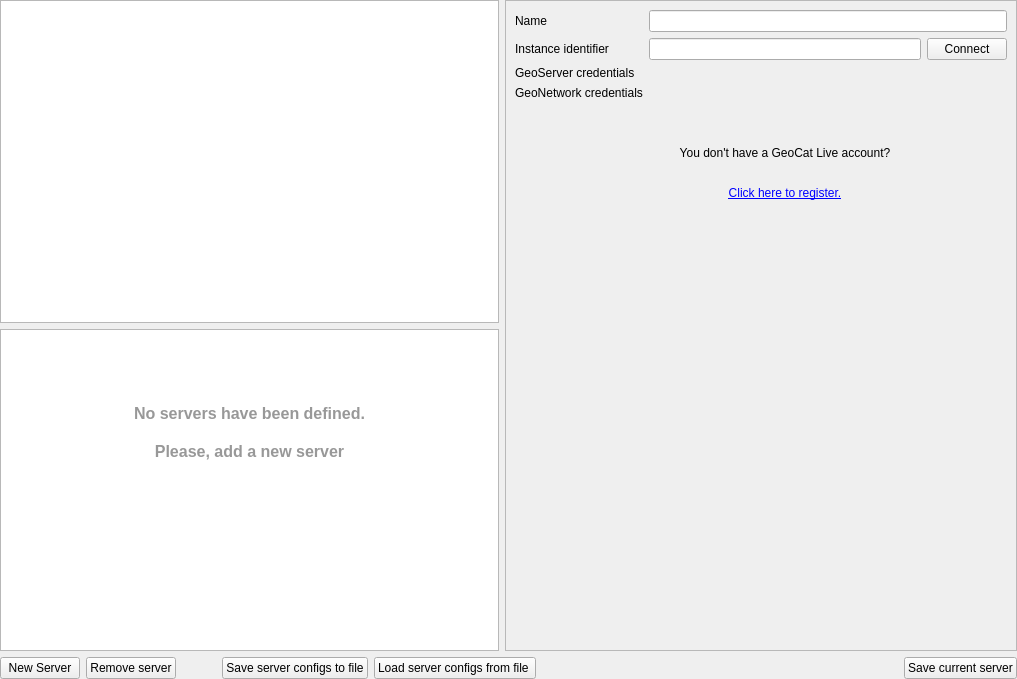
First picture: the form in geocatbridge/ui/serverconnectionswidget.ui, repository GeoCat/qgis-bridge-plugin, before the edit.
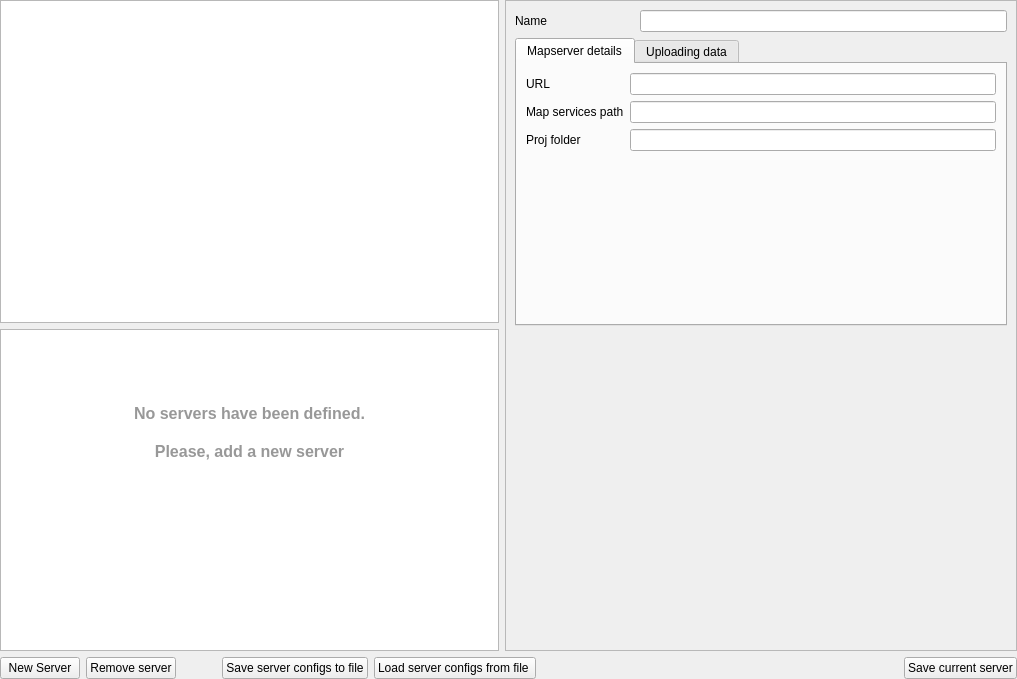
Second picture: the form after the edit. The open tabs and pages were chosen to show the change. Custom widgets are drawn as their Qt base class.

```diff
--- a/geocatbridge/ui/serverconnectionswidget.ui
+++ b/geocatbridge/ui/serverconnectionswidget.ui
@@ -60,100 +60,6 @@
        <property name="currentIndex">
         <number>1</number>
        </property>
-       <widget class="QWidget" name="widgetGeocatLive">
-        <layout class="QHBoxLayout" name="horizontalLayout_3">
-         <item>
-          <layout class="QGridLayout" name="gridLayout">
-           <item row="0" column="0">
-            <widget class="QLabel" name="nameLabel">
-             <property name="text">
-              <string>Name</string>
-             </property>
-            </widget>
-           </item>
-           <item row="4" column="0">
-            <widget class="QLabel" name="label">
-             <property name="text">
-              <string>GeoServer credentials</string>
-             </property>
-            </widget>
-           </item>
-           <item row="6" column="1" colspan="2">
-            <widget class="QWidget" name="geocatLiveGeonetworkAuthWidget" native="true"/>
-           </item>
-           <item row="4" column="1" colspan="2">
-            <widget class="QWidget" name="geocatLiveGeoserverAuthWidget" native="true"/>
-           </item>
-           <item row="2" column="0">
-            <widget class="QLabel" name="instanceIdentifierLabel">
-             <property name="text">
-              <string>Instance identifier</string>
-             </property>
-            </widget>
-           </item>
-           <item row="6" column="0">
-            <widget class="QLabel" name="label_2">
-             <property name="text">
-              <string>GeoNetwork credentials</string>
-             </property>
-            </widget>
-           </item>
-           <item row="2" column="1">
-            <widget class="QLineEdit" name="txtGeocatLiveIdentifier"/>
-           </item>
-           <item row="2" column="2">
-            <widget class="QPushButton" name="btnConnectGeocatLive">
-             <property name="text">
-              <string>Connect</string>
-             </property>
-            </widget>
-           </item>
-           <item row="0" column="1" colspan="2">
-            <widget class="QLineEdit" name="txtGeocatLiveName"/>
-           </item>
-           <item row="8" column="1">
-            <widget class="QLabel" name="labelRegisterLive">
-             <property name="text">
-              <string>&lt;html&gt;&lt;head/&gt;&lt;body&gt;&lt;p align=&quot;center&quot;&gt;You don't have a GeoCat Live account? &lt;br/&gt;&lt;/p&gt;&lt;p align=&quot;center&quot;&gt;&lt;a href=&quot;https://my.geocat.net/cart.php?a=confproduct&amp;i=0/&quot;&gt;&lt;span style=&quot; text-decoration: underline; color:#0000ff;&quot;&gt;Click here to register.&lt;/span&gt;&lt;/a&gt;&lt;/p&gt;&lt;/body&gt;&lt;/html&gt;</string>
-             </property>
-             <property name="openExternalLinks">
-              <bool>true</bool>
-             </property>
-            </widget>
-           </item>
-           <item row="9" column="1">
-            <spacer name="verticalSpacer_11">
-             <property name="orientation">
-              <enum>Qt::Vertical</enum>
-             </property>
-             <property name="sizeHint" stdset="0">
-              <size>
-               <width>20</width>
-               <height>40</height>
-              </size>
-             </property>
-            </spacer>
-           </item>
-           <item row="7" column="1">
-            <spacer name="verticalSpacer">
-             <property name="orientation">
-              <enum>Qt::Vertical</enum>
-             </property>
-             <property name="sizeType">
-              <enum>QSizePolicy::Fixed</enum>
-             </property>
-             <property name="sizeHint" stdset="0">
-              <size>
-               <width>20</width>
-               <height>40</height>
-              </size>
-             </property>
-            </spacer>
-           </item>
-          </layout>
-         </item>
-        </layout>
-       </widget>
        <widget class="QWidget" name="widgetGeoserver">
         <layout class="QHBoxLayout" name="horizontalLayout_2">
          <item>
```
